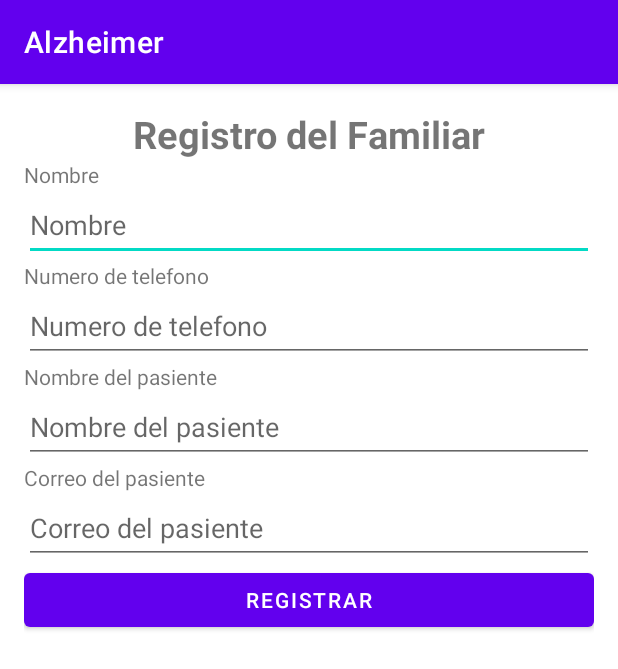
After one commit to CarlosAlbertoLS/Alzheimer-Android, an Android app: the FamilyActivity screen opened directly, with no data from a screen before it, on a phone screen of 412 x 824 dp. The commit adds this screen. Shown: the top 669 px of the screen. Run offline under Robolectric (Android 15) with nearby library versions, the phone set to English and light mode, and no system bars.

Commit message:
Se actualizo el archivo Strings y se agregaron los archivos xml y kt FamilyActivity

```diff
--- a/app/src/main/AndroidManifest.xml
+++ b/app/src/main/AndroidManifest.xml
@@ -9,6 +9,9 @@
         android:roundIcon="@mipmap/ic_launcher_round"
         android:supportsRtl="true"
         android:theme="@style/Theme.Alzheimer">
+        <activity
+            android:name=".view.FamilyActivity"
+            android:exported="false" />
         <activity
             android:name=".view.DoctorAndNurseActivity"
             android:exported="false" />
--- a/app/src/main/java/com/example/alzheimer/model/firebase/DbFirestoreAll.kt
+++ b/app/src/main/java/com/example/alzheimer/model/firebase/DbFirestoreAll.kt
@@ -1,7 +1,6 @@
 package com.example.alzheimer.model.firebase
 
 import com.google.firebase.firestore.FirebaseFirestore
-import com.google.firebase.ktx.Firebase
 
 class DbFirestoreAll {
     private val db = FirebaseFirestore.getInstance()
--- /dev/null
+++ b/app/src/main/java/com/example/alzheimer/view/FamilyActivity.kt
@@ -0,0 +1,15 @@
+package com.example.alzheimer.view
+
+import androidx.appcompat.app.AppCompatActivity
+import android.os.Bundle
+import com.example.alzheimer.databinding.ActivityFamilyBinding
+
+class FamilyActivity : AppCompatActivity() {
+    private lateinit var bindin: ActivityFamilyBinding
+    override fun onCreate(savedInstanceState: Bundle?) {
+        super.onCreate(savedInstanceState)
+        bindin = ActivityFamilyBinding.inflate(layoutInflater)
+        setContentView(bindin.root)
+
+    }
+}
--- /dev/null
+++ b/app/src/main/res/layout/activity_family.xml
@@ -0,0 +1,98 @@
+<?xml version="1.0" encoding="utf-8"?>
+<androidx.constraintlayout.widget.ConstraintLayout xmlns:android="http://schemas.android.com/apk/res/android"
+    xmlns:app="http://schemas.android.com/apk/res-auto"
+    xmlns:tools="http://schemas.android.com/tools"
+    android:layout_width="match_parent"
+    android:layout_height="match_parent"
+    tools:context=".view.FamilyActivity">
+
+    <LinearLayout
+        android:layout_width="match_parent"
+        android:layout_height="match_parent"
+        android:layout_marginStart="16dp"
+        android:layout_marginTop="16dp"
+        android:layout_marginEnd="16dp"
+        android:layout_marginBottom="24dp"
+        android:orientation="vertical"
+        app:layout_constraintBottom_toBottomOf="parent"
+        app:layout_constraintEnd_toEndOf="parent"
+        app:layout_constraintStart_toStartOf="parent"
+        app:layout_constraintTop_toTopOf="parent">
+
+        <TextView
+            android:id="@+id/textView20"
+            android:layout_width="wrap_content"
+            android:layout_gravity="center_horizontal"
+            android:layout_height="wrap_content"
+            android:text="@string/familyRegister"
+            android:textStyle="bold"
+            android:textSize="25sp"/>
+
+        <TextView
+            android:id="@+id/textView25"
+            android:layout_width="match_parent"
+            android:layout_height="wrap_content"
+            android:text="@string/name" />
+
+        <EditText
+            android:id="@+id/editTextTextPersonName2"
+            android:layout_width="match_parent"
+            android:layout_height="wrap_content"
+            android:ems="10"
+            android:hint="@string/name"
+            android:inputType="textPersonName"
+            android:minHeight="48dp" />
+
+        <TextView
+            android:id="@+id/textView22"
+            android:layout_width="match_parent"
+            android:layout_height="wrap_content"
+            android:text="@string/phoneNumber" />
+
+        <EditText
+            android:id="@+id/editTextPhone"
+            android:layout_width="match_parent"
+            android:layout_height="wrap_content"
+            android:ems="10"
+            android:hint="@string/phoneNumber"
+            android:inputType="phone"
+            android:minHeight="48dp" />
+
+        <TextView
+            android:id="@+id/textView23"
+            android:layout_width="match_parent"
+            android:layout_height="wrap_content"
+            android:text="@string/patientName" />
+
+        <EditText
+            android:id="@+id/editTextTextPersonName8"
+            android:layout_width="match_parent"
+            android:layout_height="wrap_content"
+            android:ems="10"
+            android:hint="@string/patientName"
+            android:inputType="textPersonName"
+            android:minHeight="48dp" />
+
+        <TextView
+            android:id="@+id/textView24"
+            android:layout_width="match_parent"
+            android:layout_height="wrap_content"
+            android:text="@string/emailPatient" />
+
+        <EditText
+            android:id="@+id/editTextTextEmailAddress3"
+            android:layout_width="match_parent"
+            android:layout_height="wrap_content"
+            android:ems="10"
+            android:hint="@string/emailPatient"
+            android:inputType="textEmailAddress"
+            android:minHeight="48dp" />
+
+        <Button
+            android:id="@+id/button3"
+            android:layout_width="match_parent"
+            android:layout_height="wrap_content"
+            android:text="@string/registrar" />
+
+    </LinearLayout>
+</androidx.constraintlayout.widget.ConstraintLayout>
--- a/app/src/main/res/values/strings.xml
+++ b/app/src/main/res/values/strings.xml
@@ -17,6 +17,7 @@
     <string name="patient">Pasiente</string>
     <string name="nurse">Enfermera</string>
     <string name="family">Familiar</string>
+    <string name="familyRegister">Registro del Familiar</string>
     <string name="next">Continuar</string>
     <string name="identity">Te identificas con:</string>
     <string name="campos">Se deben llenar todos los campos para continuar</string>
@@ -30,4 +31,6 @@
     <string name="height">Altura</string>
     <string name="blood">Tipo de sangre</string>
     <string name="doctorandnurse">Registro Doctor / Enfermera</string>
+    <string name="patientName">Nombre del pasiente</string>
+    <string name="emailPatient">Correo del pasiente</string>
 </resources>
```
